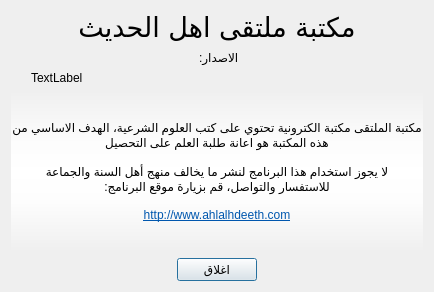
Above: src/aboutdialog.ui from boussouira/moltaqa before the change. Below: the same form after it.
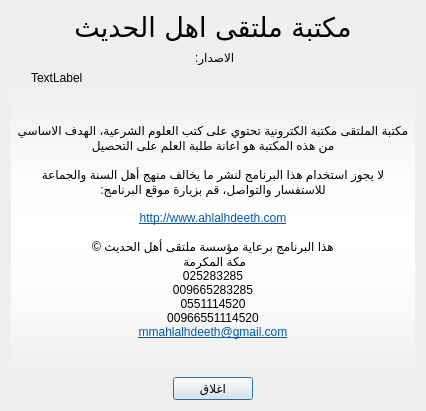
That is the form after the change.

Commit message: Add copy right to the about dialog

What changed in the file:
```diff
--- a/src/aboutdialog.ui
+++ b/src/aboutdialog.ui
@@ -6,8 +6,8 @@
    <rect>
     <x>0</x>
     <y>0</y>
-    <width>434</width>
-    <height>292</height>
+    <width>426</width>
+    <height>411</height>
    </rect>
   </property>
   <property name="windowTitle">
@@ -87,7 +87,15 @@
 &lt;p dir='rtl' style=&quot; margin-top:0px; margin-bottom:0px; margin-left:0px; margin-right:0px; -qt-block-indent:0; text-indent:0px;&quot;&gt;&lt;span style=&quot; font-family:'MS Shell Dlg 2';&quot;&gt;لا يجوز استخدام هذا البرنامج لنشر ما يخالف منهج أهل السنة والجماعة&lt;/span&gt;&lt;/p&gt;
 &lt;p dir='rtl' style=&quot; margin-top:0px; margin-bottom:0px; margin-left:0px; margin-right:0px; -qt-block-indent:0; text-indent:0px;&quot;&gt;للاستفسار والتواصل، قم بزيارة موقع البرنامج:&lt;/p&gt;
 &lt;p dir='rtl' style=&quot;-qt-paragraph-type:empty; margin-top:0px; margin-bottom:0px; margin-left:0px; margin-right:0px; -qt-block-indent:0; text-indent:0px;&quot;&gt;&lt;br /&gt;&lt;/p&gt;
-&lt;p align=&quot;center&quot; dir='rtl' style=&quot; margin-top:0px; margin-bottom:0px; margin-left:0px; margin-right:0px; -qt-block-indent:0; text-indent:0px;&quot;&gt;&lt;a href=&quot;http://www.ahlalhdeeth.com&quot;&gt;&lt;span style=&quot; text-decoration: underline; color:#0057ae;&quot;&gt;http://www.ahlalhdeeth.com&lt;/span&gt;&lt;/a&gt;&lt;/p&gt;&lt;/body&gt;&lt;/html&gt;</string>
+&lt;p align=&quot;center&quot; dir='rtl' style=&quot; margin-top:0px; margin-bottom:0px; margin-left:0px; margin-right:0px; -qt-block-indent:0; text-indent:0px;&quot;&gt;&lt;a href=&quot;http://www.ahlalhdeeth.com&quot;&gt;&lt;span style=&quot; text-decoration: underline; color:#0057ae;&quot;&gt;http://www.ahlalhdeeth.com&lt;/span&gt;&lt;/a&gt;&lt;/p&gt;
+&lt;p dir='rtl' style=&quot;-qt-paragraph-type:empty; margin-top:0px; margin-bottom:0px; margin-left:0px; margin-right:0px; -qt-block-indent:0; text-indent:0px; text-decoration: underline; color:#0057ae;&quot;&gt;&lt;br /&gt;&lt;/p&gt;
+&lt;p align=&quot;center&quot; dir='rtl' style=&quot; margin-top:0px; margin-bottom:0px; margin-left:0px; margin-right:0px; -qt-block-indent:0; text-indent:0px;&quot;&gt;هذا البرنامج برعاية مؤسسة ملتقى أهل الحديث &amp;copy;&lt;/p&gt;
+&lt;p align=&quot;center&quot; dir='rtl' style=&quot; margin-top:0px; margin-bottom:0px; margin-left:0px; margin-right:0px; -qt-block-indent:0; text-indent:0px;&quot;&gt;مكة المكرمة &lt;/p&gt;
+&lt;p align=&quot;center&quot; style=&quot; margin-top:0px; margin-bottom:0px; margin-left:0px; margin-right:0px; -qt-block-indent:0; text-indent:0px;&quot;&gt;025283285&lt;/p&gt;
+&lt;p align=&quot;center&quot; style=&quot; margin-top:0px; margin-bottom:0px; margin-left:0px; margin-right:0px; -qt-block-indent:0; text-indent:0px;&quot;&gt;009665283285&lt;/p&gt;
+&lt;p align=&quot;center&quot; style=&quot; margin-top:0px; margin-bottom:0px; margin-left:0px; margin-right:0px; -qt-block-indent:0; text-indent:0px;&quot;&gt;0551114520&lt;/p&gt;
+&lt;p align=&quot;center&quot; style=&quot; margin-top:0px; margin-bottom:0px; margin-left:0px; margin-right:0px; -qt-block-indent:0; text-indent:0px;&quot;&gt;00966551114520&lt;/p&gt;
+&lt;p align=&quot;center&quot; style=&quot; margin-top:0px; margin-bottom:0px; margin-left:0px; margin-right:0px; -qt-block-indent:0; text-indent:0px;&quot;&gt;&lt;a href=&quot;mailto:mmahlalhdeeth@gmail.com&quot;&gt;&lt;span style=&quot; text-decoration: underline; color:#0057ae;&quot;&gt;mmahlalhdeeth@gmail.com&lt;/span&gt;&lt;/a&gt;&lt;/p&gt;&lt;/body&gt;&lt;/html&gt;</string>
      </property>
      <property name="scaledContents">
       <bool>true</bool>
```
